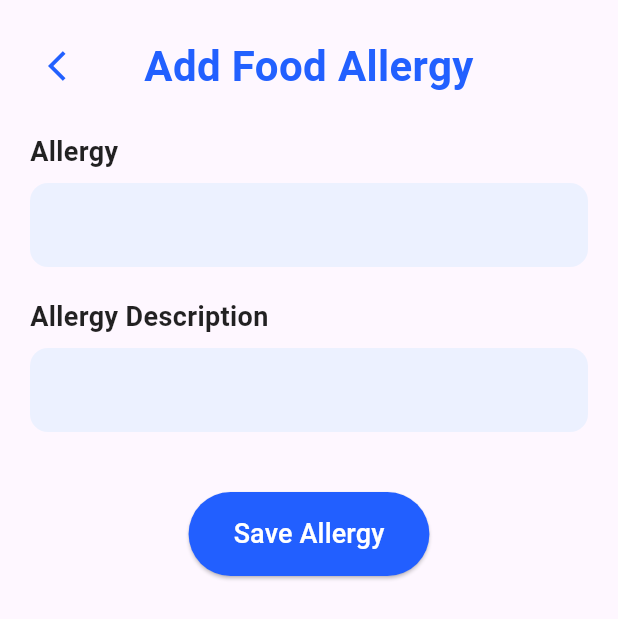
After one commit to sahan-chamod/LifeBalance, a Flutter app: the AddFoodAllergiesScreen screen opened by its route, on a phone screen of 412 x 824 dp. The commit adds this screen. Shown: the top 619 px of the screen. Run offline on Flutter 3.47's test engine with Material 3 defaults, Android fonts, the phone set to English and light mode, and no system bars; our stand-ins replace cloud_firestore, firebase_auth, firebase_core, firebase_storage, image_picker, sqflite; accounts and stored records are empty.

Commit message:
db is updated

```diff
--- /dev/null
+++ b/lib/controllers/foodAllergyController.dart
@@ -0,0 +1,16 @@
+import 'package:life_balance/db/allergicModel.dart';
+import 'package:life_balance/db/db.dart';
+
+class FoodAllergyController{
+  final dbHelper=DatabaseHelper();
+
+  Future<List<Allergic>>fetchAllergies()async{
+    return await dbHelper.getFoodAllergies();
+  }
+
+  Future<void>insertNewAllergy(Allergic allergy)async{
+    return await dbHelper.insertFoodAllergy(allergy);
+  }
+
+
+}
--- /dev/null
+++ b/lib/db/allergicModel.dart
@@ -0,0 +1,33 @@
+class Allergic{
+  int? id;
+  String title;
+  String description;
+  DateTime created;
+
+  Allergic({
+    this.id,
+    required this.title,
+    required this.description,
+    required this.created
+  });
+
+
+  Map<String, dynamic> toMap() {
+    return {
+      'id': id,
+      'title': title,
+      'description': description,
+      'created': created.toIso8601String(),
+    };
+  }
+
+  factory Allergic.fromMap(Map<String, dynamic> map) {
+    return Allergic(
+      id: map['id'],
+      title: map['title'],
+      description: map['description'],
+      created: DateTime.parse(map['created']),
+    );
+  }
+
+}
--- a/lib/routes/routes.dart
+++ b/lib/routes/routes.dart
@@ -1,8 +1,12 @@
 import 'package:flutter/material.dart';
+import 'package:life_balance/screens/profile/AddMediAlegic.dart';
 import 'package:life_balance/screens/profile/CustomerHistoryScreen.dart';
+import 'package:life_balance/screens/profile/FoodAllergyScreen.dart';
+import 'package:life_balance/screens/profile/MediAlegicScreen.dart';
 import 'package:life_balance/screens/profile/PasswordScreen.dart';
 import 'package:life_balance/screens/profile/PrivacyPolicyScreen.dart';
 import 'package:life_balance/screens/profile/UserProfileScreen.dart';
+import 'package:life_balance/screens/profile/addFoodAllergiesScreen.dart';
 import '../screens/Loginscreen.dart';
 import '../screens/Signupscreen.dart';
 import '../screens/Patients/HomeScreen.dart';
@@ -24,6 +28,12 @@ class AppRoutes {
   static const String password="/password";
   static const String privacyPolicy="/privacy";
   static const String customerHistory="/history";
+  static const String mediAlegic="/mediAlegic";
+  static const String addMediAlegic="/addMedAligic";
+  static const String foodAllergy="/foodAllergy";
+  static const String addFoodAllergy="/addFoodAllergy";
+
+
 
   static Route<dynamic> generateRoute(RouteSettings settings) {
     switch (settings.name) {
@@ -49,6 +59,14 @@ class AppRoutes {
         return MaterialPageRoute(builder: (_) => const PrivacyPolicyScreen());
       case customerHistory:
         return MaterialPageRoute(builder: (_) => const CustomerHistoryScreen());
+      case mediAlegic:
+        return MaterialPageRoute(builder: (_) => const MediAlegicScreen());
+      case addMediAlegic:
+        return MaterialPageRoute(builder: (_) => const AddMediAlegic());
+      case foodAllergy:
+        return MaterialPageRoute(builder: (_) => const FoodAllergyScreen());
+      case addFoodAllergy:
+        return MaterialPageRoute(builder: (_) => const AddFoodAllergiesScreen());
       default:
         return MaterialPageRoute(builder: (_) => const LoginScreen());
     }
--- /dev/null
+++ b/lib/screens/profile/addFoodAllergiesScreen.dart
@@ -0,0 +1,132 @@
+import 'package:flutter/material.dart';
+import 'package:life_balance/controllers/foodAllergyController.dart';
+import 'package:life_balance/db/allergicModel.dart';
+import 'package:life_balance/utils/app_colors.dart';
+
+class AddFoodAllergiesScreen extends StatefulWidget {
+  const AddFoodAllergiesScreen({super.key});
+
+  @override
+  State<AddFoodAllergiesScreen> createState() => _AddFoodAllergiesScreenState();
+}
+
+class _AddFoodAllergiesScreenState extends State<AddFoodAllergiesScreen> {
+  final TextEditingController _titleController=TextEditingController();
+  final TextEditingController _descriptionController=TextEditingController();
+  final FoodAllergyController _controller=FoodAllergyController();
+
+  Future<void> addAllergic()async{
+    if(_titleController.text.isEmpty){
+      return null;
+    }
+
+    if(_descriptionController.text.isEmpty){
+      return null;
+    }
+
+    final allergic=Allergic(
+        title: _titleController.text,
+        description: _descriptionController.text,
+        created: DateTime.now());
+    _controller.insertNewAllergy(allergic);
+  }
+
+  @override
+  Widget build(BuildContext context) {
+     return Scaffold(
+      body: SafeArea(child: Padding(
+        padding: EdgeInsets.all(20.0),
+        child: Column(
+          children: [
+            Row(
+              crossAxisAlignment: CrossAxisAlignment.center,
+              children: [
+                IconButton(
+                  onPressed: () {
+                    Navigator.pop(context);
+                  },
+                  icon: const Icon(
+                    Icons.arrow_back_ios,
+                    color: AppColors.primaryColor,
+                  ),
+                ),
+                Expanded(
+                  child: Center(
+                    child: Text(
+                      "Add Food Allergy",
+                      textAlign: TextAlign.center,
+                      style: TextStyle(
+                        color: AppColors.primaryColor,
+                        fontSize: 28,
+                        fontWeight: FontWeight.bold,
+                      ),
+                    ),
+                  ),
+                ),
+                const SizedBox(width: 48),
+
+                // Spacer to balance alignment
+              ],
+            ),
+            SizedBox(height: 20,),
+            _inputFields("Allergy",_titleController),
+            SizedBox(height: 20,),
+            _inputFields("Allergy Description",_descriptionController),
+            SizedBox(height: 40,),
+            Row(
+                mainAxisAlignment: MainAxisAlignment.center, children: [
+              ElevatedButton(
+                  onPressed: (){
+                    addAllergic();
+                  },
+                  style: ElevatedButton.styleFrom(
+                      backgroundColor: Color(0xFF225FFF),
+                      padding: EdgeInsets.symmetric(horizontal: 30, vertical: 15),
+                      shape: RoundedRectangleBorder(
+                        borderRadius: BorderRadius.circular(30),
+                      )
+                  ),
+                  child:const Text(
+                    "Save Allergy",
+                    style: TextStyle(
+                      fontSize: 18,
+                      color: Colors.white,
+                      fontWeight: FontWeight.w500,
+                    ),
+                  )),])
+          ],
+        ),
+      )),
+    );
+  }
+}
+
+Widget _inputFields(String label, TextEditingController controller,
+    {TextInputType keyboardType = TextInputType.text}){
+  return  Column(
+    crossAxisAlignment: CrossAxisAlignment.start,
+    children: [
+      Text(
+        label,
+        style:const TextStyle(
+          fontWeight: FontWeight.bold,
+          fontSize: 18,
+          color: Colors.black87,
+        ),
+      ),
+      const SizedBox(height: 8.0,),
+      TextField(
+        controller: controller,
+        keyboardType: keyboardType,
+        decoration: InputDecoration(
+          filled: true,
+          fillColor: Color(0xFFECF1FF),
+          border: OutlineInputBorder(
+            borderRadius: BorderRadius.circular(12),
+            borderSide: BorderSide.none,
+          ),
+        ),
+      )
+    ],
+  );
+}
```
Also changed, not shown: lib/controllers/medicalAllergicController.dart (added, +10 -0 lines), lib/db/db.dart (+68 -8 lines), lib/screens/profile/AddMediAlegic.dart (added, +133 -0 lines), lib/screens/profile/CustomerHistoryScreen.dart (+4 -4 lines), lib/screens/profile/FoodAllergyScreen.dart (added, +121 -0 lines), lib/screens/profile/MediAlegicScreen.dart (added, +122 -0 lines).
